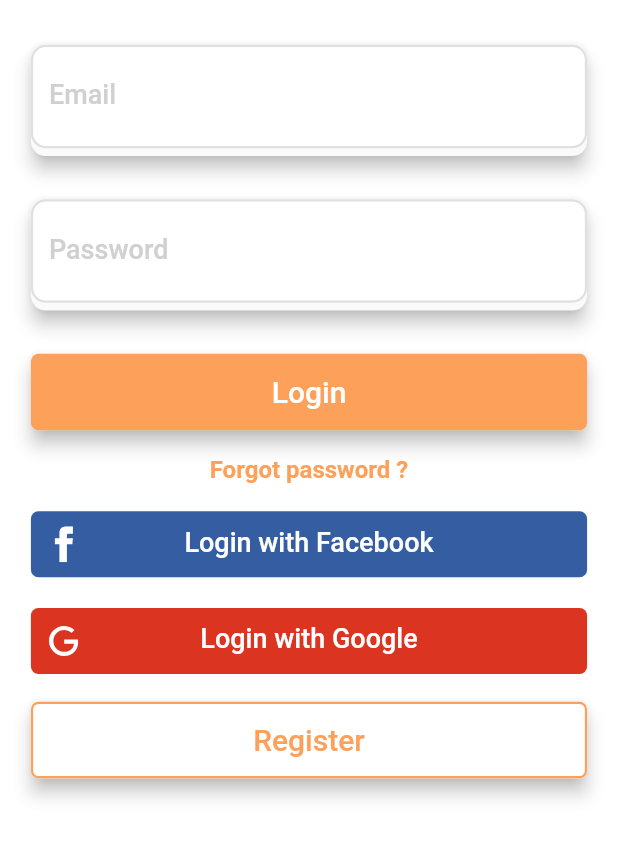
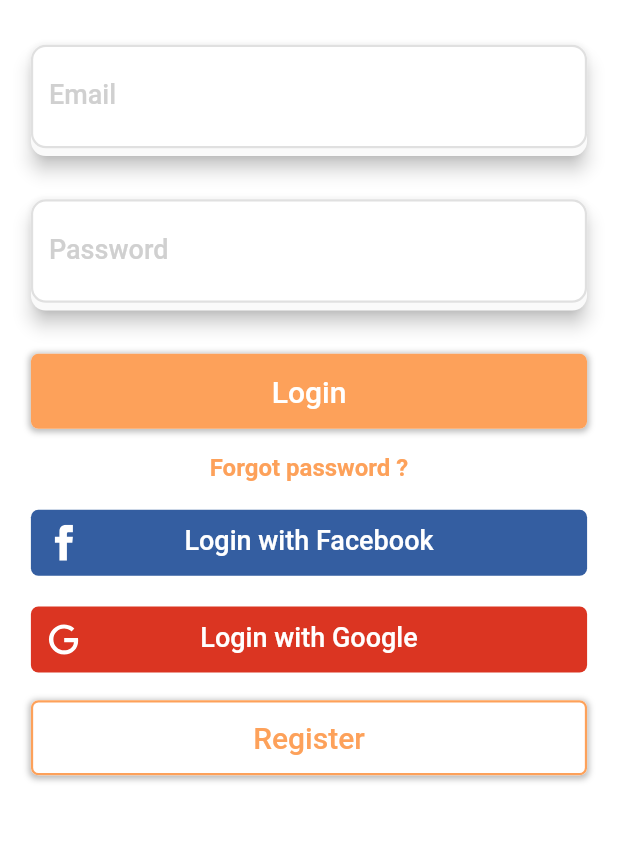
Before and after one commit to CanayBozkus/Repet_App, a Flutter app: the screen it shows after launch, on a phone screen of 412 x 824 dp, the part 326-1186 px from its top. Run offline on Flutter 3.47's test engine with Material 2 defaults, Android fonts, the phone set to English and light mode, and no system bars; our stand-ins replace cloud_firestore, firebase_auth, firebase_core, flutter_svg, font_awesome_flutter, table_calendar; accounts and stored records are empty.

Commit message:
Base Button, new remainder selection, bottom sheet state management, add routine to firebase

```diff
--- a/lib/utilities/provided_data.dart
+++ b/lib/utilities/provided_data.dart
@@ -25,4 +25,9 @@ class ProvidedData with ChangeNotifier {
     currentShownPetIndex = currentUser.pets[0];
     notifyListeners();
   }
+
+  Future<void> addNewRemainder(PetModel pet, name, time) async {
+    await pet.addRoutine(name, time);
+    notifyListeners();
+  }
 }
--- a/lib/widgets/base_button.dart
+++ b/lib/widgets/base_button.dart
@@ -2,17 +2,28 @@ import 'package:flutter/material.dart';
 import 'package:repetapp/utilities/constants.dart';
 
 class BaseButton extends StatelessWidget {
-  const BaseButton({this.onPressed, this.width, this.text, this.empty = false});
+  const BaseButton({this.onPressed, this.width, this.text, this.empty = false, this.fontSize = 20});
   final double width;
   final Function onPressed;
   final String text;
   final bool empty;
+  final double fontSize;
   @override
   Widget build(BuildContext context) {
-    return Material(
-      shadowColor: Colors.grey.shade400,
-      elevation: 5,
-      borderRadius: BorderRadius.circular(5),
+    return Container(
+      height: fontSize*2.5,
+      decoration: BoxDecoration(
+        color: Colors.white,
+        borderRadius: BorderRadius.circular(5),
+        boxShadow: [
+          BoxShadow(
+            color: Colors.grey.withOpacity(0.7),
+            spreadRadius: 1,
+            blurRadius: 3,
+            offset: Offset(0, 1), // changes position of shadow
+          ),
+        ],
+      ),
       child: FlatButton(
         color: !empty ? kPrimaryColor : Colors.white,
         shape: RoundedRectangleBorder(
@@ -23,13 +34,13 @@ class BaseButton extends StatelessWidget {
             style: BorderStyle.solid,
           ) : BorderSide.none,
         ),
-        padding: EdgeInsets.symmetric(vertical: 14.0, horizontal: 40),
+        padding: EdgeInsets.symmetric(vertical: fontSize/2, horizontal: fontSize*2),
         minWidth: width ?? double.infinity,
         child: Text(
           text,
           style: TextStyle(
             color: empty ? kPrimaryColor : Colors.white,
-            fontSize: 20,
+            fontSize: fontSize,
           ),
           textAlign: TextAlign.center,
         ),
```
Also changed, not shown: lib/models/pet_model.dart (+16 -0 lines), lib/screens/main_screen.dart (+105 -3 lines).
